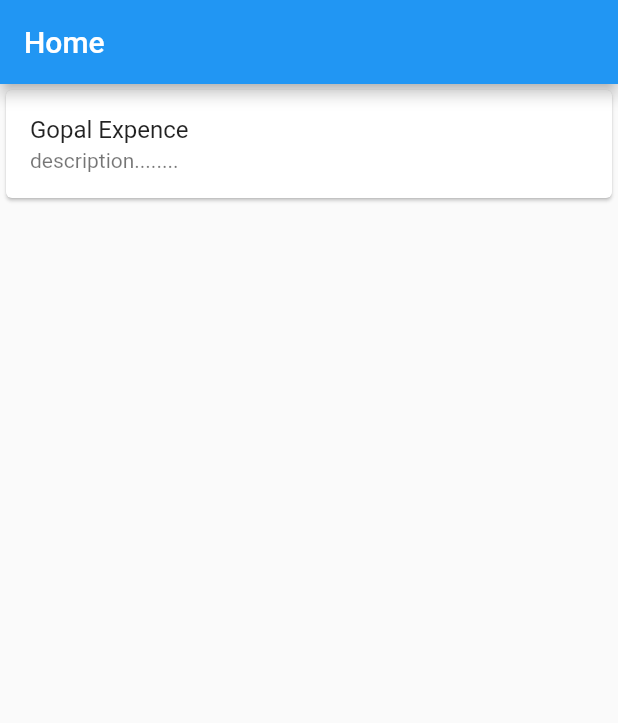
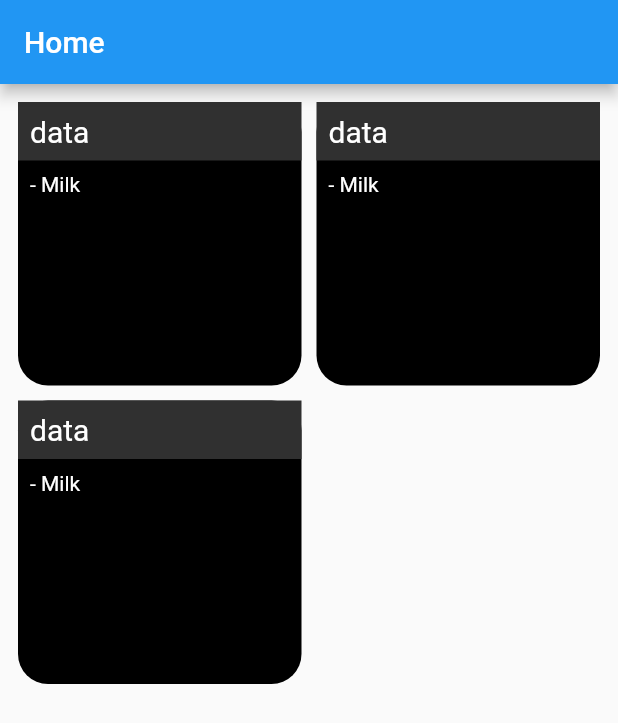
Before and after one commit to gopalkatariya44/Expense, a Flutter app: the screen it shows after launch, on a phone screen of 412 x 824 dp. Shown: the top 723 px of the screen. Run offline on Flutter 3.47's test engine with Material 2 defaults, Android fonts, the phone set to English and light mode, and no system bars; our stand-ins replace get, pin_code_fields.

Commit message:
create some changes in home page

```diff
--- a/lib/main.dart
+++ b/lib/main.dart
@@ -16,7 +16,7 @@ class MyApp extends StatelessWidget {
     return GetMaterialApp(
       title: 'Expenses',
       theme: ThemeData(
-        primarySwatch: Colors.blue,
+        primaryColor: Colors.yellow,
       ),
       home: HomeScreen(),
     );
--- a/lib/screens/details.dart
+++ b/lib/screens/details.dart
@@ -1,5 +1,3 @@
-import 'dart:html';
-
 import 'package:flutter/material.dart';
 import 'package:get/get.dart';
 
--- a/lib/screens/home.dart
+++ b/lib/screens/home.dart
@@ -14,22 +14,117 @@ class HomeScreen extends StatelessWidget {
       body: SizedBox(
           width: MediaQuery.of(context).size.width,
           height: MediaQuery.of(context).size.height,
-        child: Column(
-          children: [
-            InkWell(
-              child: Card(
-                child: ListTile(
-                  title: Text('Gopal Expence'),
-                  subtitle: Text('description........'),
+          child: GridView.count(
+            primary: false,
+            padding: const EdgeInsets.all(12),
+            crossAxisSpacing: 10,
+            mainAxisSpacing: 10,
+            crossAxisCount: 2,
+            children: <Widget>[
+              Container(
+                decoration: BoxDecoration(
+                  color: Colors.black,
+                  borderRadius: BorderRadius.all(
+                    Radius.circular(20),
                   ),
                 ),
-              onTap: () {
-                Get.to(DetailsScreen());
-              },
+                child: Column(
+                  crossAxisAlignment: CrossAxisAlignment.start,
+                  children: [
+                    Expanded(
+                      flex: 0,
+                      child: Container(
+                        width: double.infinity,
+                        color: Colors.grey[850],
+                        child: Padding(
+                          padding: const EdgeInsets.all(8.0),
+                          child: Text(
+                            "data",
+                            style: TextStyle(fontSize: 20, color: Colors.white),
+                          ),
+                        ),
+                      ),
+                    ),
+                    Padding(
+                      padding: const EdgeInsets.all(8.0),
+                      child: Text(
+                        "- Milk",
+                        style: TextStyle(color: Colors.white),
+                      ),
                     ),
                   ],
                 ),
               ),
+              Container(
+                decoration: BoxDecoration(
+                  color: Colors.black,
+                  borderRadius: BorderRadius.all(
+                    Radius.circular(20),
+                  ),
+                ),
+                child: Column(
+                  crossAxisAlignment: CrossAxisAlignment.start,
+                  children: [
+                    Expanded(
+                      flex: 0,
+                      child: Container(
+                        width: double.infinity,
+                        color: Colors.grey[850],
+                        child: Padding(
+                          padding: const EdgeInsets.all(8.0),
+                          child: Text(
+                            "data",
+                            style: TextStyle(fontSize: 20, color: Colors.white),
+                          ),
+                        ),
+                      ),
+                    ),
+                    Padding(
+                      padding: const EdgeInsets.all(8.0),
+                      child: Text(
+                        "- Milk",
+                        style: TextStyle(color: Colors.white),
+                      ),
+                    ),
+                  ],
+                ),
+              ),
+              Container(
+                decoration: BoxDecoration(
+                  color: Colors.black,
+                  borderRadius: BorderRadius.all(
+                    Radius.circular(20),
+                  ),
+                ),
+                child: Column(
+                  crossAxisAlignment: CrossAxisAlignment.start,
+                  children: [
+                    Expanded(
+                      flex: 0,
+                      child: Container(
+                        width: double.infinity,
+                        color: Colors.grey[850],
+                        child: Padding(
+                          padding: const EdgeInsets.all(8.0),
+                          child: Text(
+                            "data",
+                            style: TextStyle(fontSize: 20, color: Colors.white),
+                          ),
+                        ),
+                      ),
+                    ),
+                    Padding(
+                      padding: const EdgeInsets.all(8.0),
+                      child: Text(
+                        "- Milk",
+                        style: TextStyle(color: Colors.white),
+                      ),
+                    ),
+                  ],
+                ),
+              ),
+            ],
+          )),
     );
   }
 }
```
Lines whose indentation alone changed are shown as unchanged.
